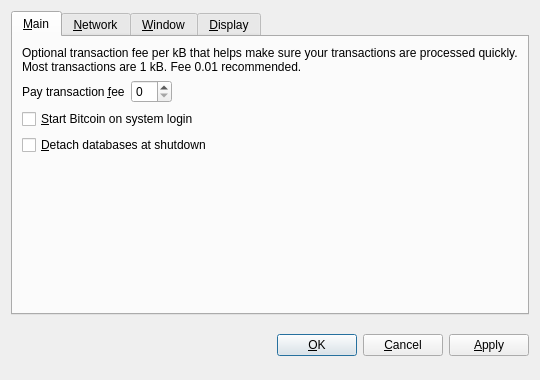
This is src/qt/forms/optionsdialog.ui in raffermeko/bitcoin as Qt 5 draws it before an edit. The edited form follows.
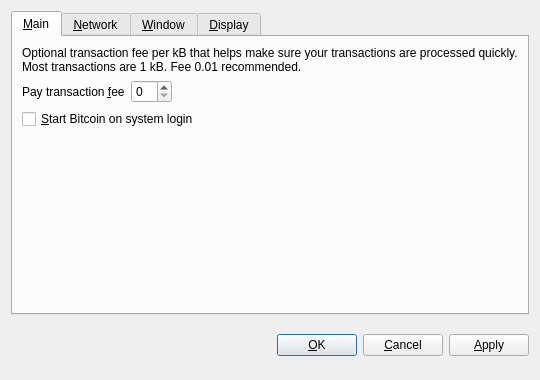
This is the edited form. Custom widgets are drawn as their Qt base class.

Commit message:
Remove -detachdb and stop's detach argument.
As the only BDB database left is the wallet, and it is always
detached.

Also remove IsChainFile() predicate and related chainfile-specific
logic.

```diff
--- a/src/qt/forms/optionsdialog.ui
+++ b/src/qt/forms/optionsdialog.ui
@@ -86,16 +86,6 @@
          </property>
         </widget>
        </item>
-       <item>
-        <widget class="QCheckBox" name="detachDatabases">
-         <property name="toolTip">
-          <string>Detach block and address databases at shutdown. This means they can be moved to another data directory, but it slows down shutdown. The wallet is always detached.</string>
-         </property>
-         <property name="text">
-          <string>&amp;Detach databases at shutdown</string>
-         </property>
-        </widget>
-       </item>
        <item>
         <spacer name="verticalSpacer_Main">
          <property name="orientation">
```
The commit also changes 8 other files.
